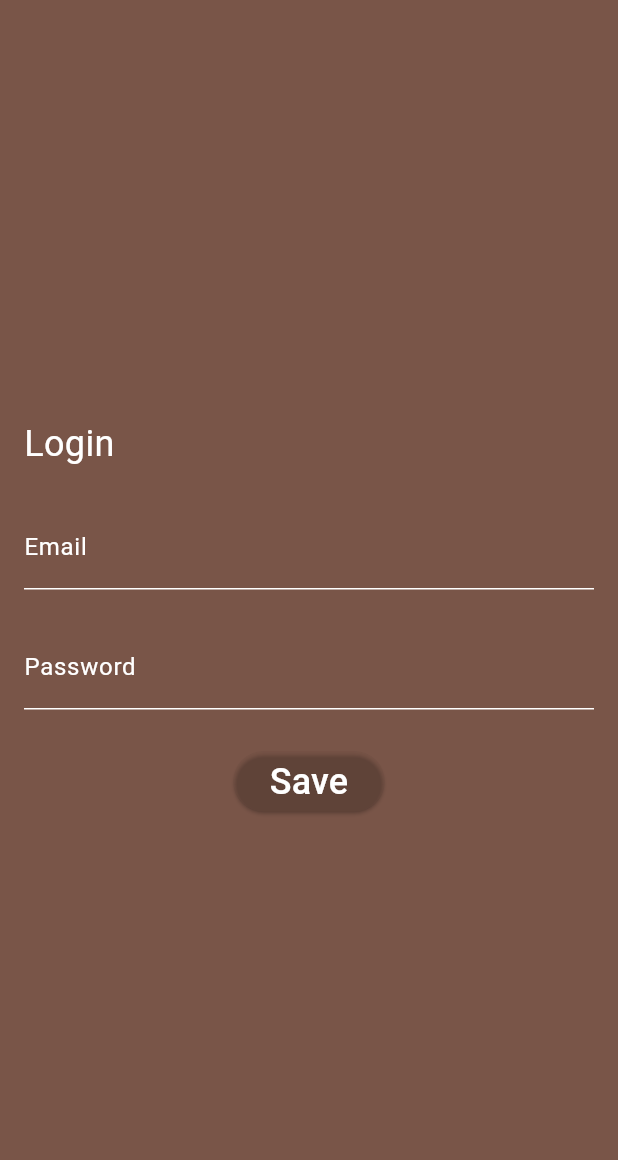
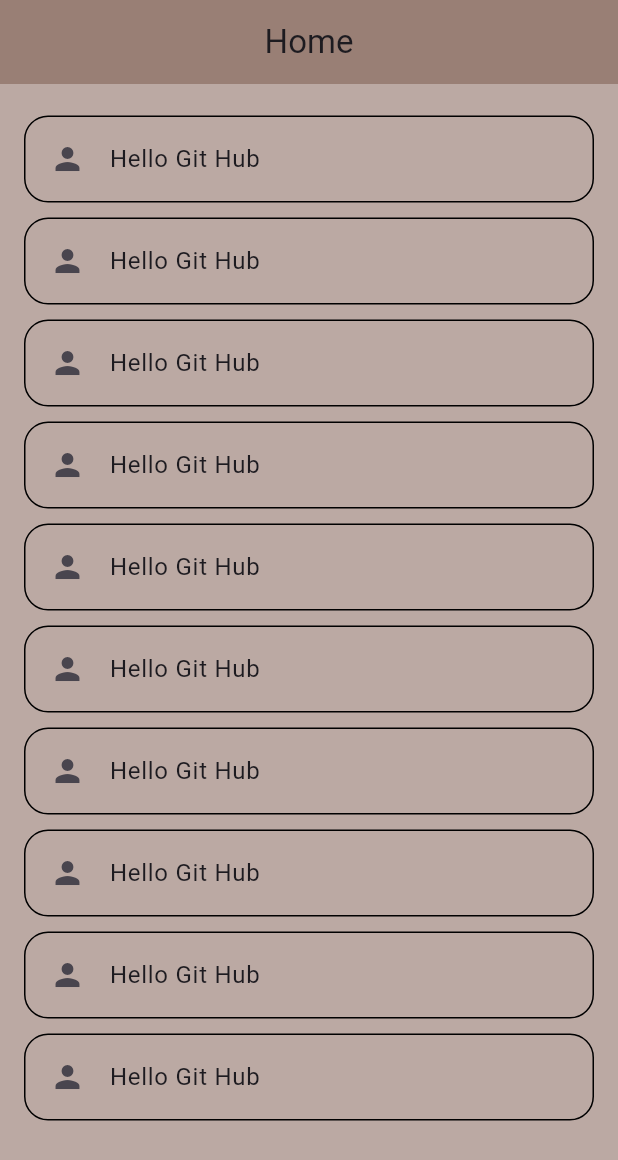
Before and after one commit to itsrehandev0/gitandgithubcourse, a Flutter app: the screen it shows after launch, after a tap on "Save", on a phone screen of 412 x 824 dp. Shown: the top 1160 px of the screen. Run offline on Flutter 3.47's test engine with Material 3 defaults, Android fonts, the phone set to English and light mode, and no system bars.

Commit message:
home screen created

```diff
--- /dev/null
+++ b/lib/screens/home_screen.dart
@@ -0,0 +1,49 @@
+import 'package:flutter/material.dart';
+
+class HomeScreen extends StatelessWidget {
+  const HomeScreen({super.key});
+
+  @override
+  Widget build(BuildContext context) {
+    return Scaffold(
+      appBar: AppBar(
+        backgroundColor: Colors.brown.withValues(alpha: 0.5),
+        title: Text('Home'),
+        centerTitle: true,
+      ),
+      backgroundColor: Colors.brown.withValues(alpha: 0.5),
+      body: Padding(
+        padding: const EdgeInsets.all(16.0),
+        child: Column(
+          children: [
+            Expanded(
+              child: ListView.builder(
+                itemCount: 10,
+                itemBuilder: (context, index) {
+                  return _MyTile();
+                },
+              ),
+            ),
+          ],
+        ),
+      ),
+    );
+  }
+}
+
+class _MyTile extends StatelessWidget {
+  @override
+  Widget build(BuildContext context) {
+    return Container(
+      margin: EdgeInsets.symmetric(vertical: 5),
+      decoration: BoxDecoration(
+        borderRadius: BorderRadius.circular(16),
+        border: Border.all(color: Colors.black),
+      ),
+      child: ListTile(
+        leading: Icon(Icons.person),
+        title: Text('Hello Git Hub'),
+      ),
+    );
+  }
+}
--- a/lib/screens/login_screen.dart
+++ b/lib/screens/login_screen.dart
@@ -1,4 +1,5 @@
 import 'package:flutter/material.dart';
+import 'package:gitandgithubcourse/screens/home_screen.dart';
 
 class LoginScreen extends StatelessWidget {
   const LoginScreen({super.key});
@@ -42,7 +43,11 @@
           elevation: 1,
           backgroundColor: Colors.brown.withValues(alpha: 0.2),
         ),
-        onPressed: () {},
+        onPressed: () {
+          Navigator.of(context).pushReplacement(
+            MaterialPageRoute(builder: (context) => HomeScreen()),
+          );
+        },
         child: Text(
           'Save',
           style: TextStyle(fontSize: 24, color: Colors.white),
```
